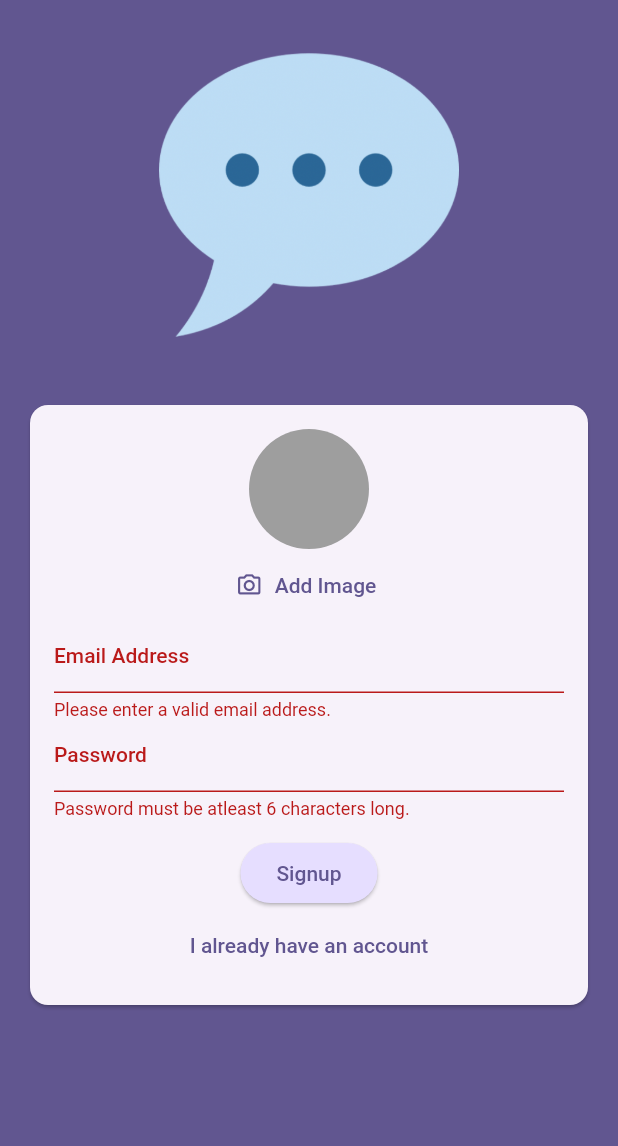
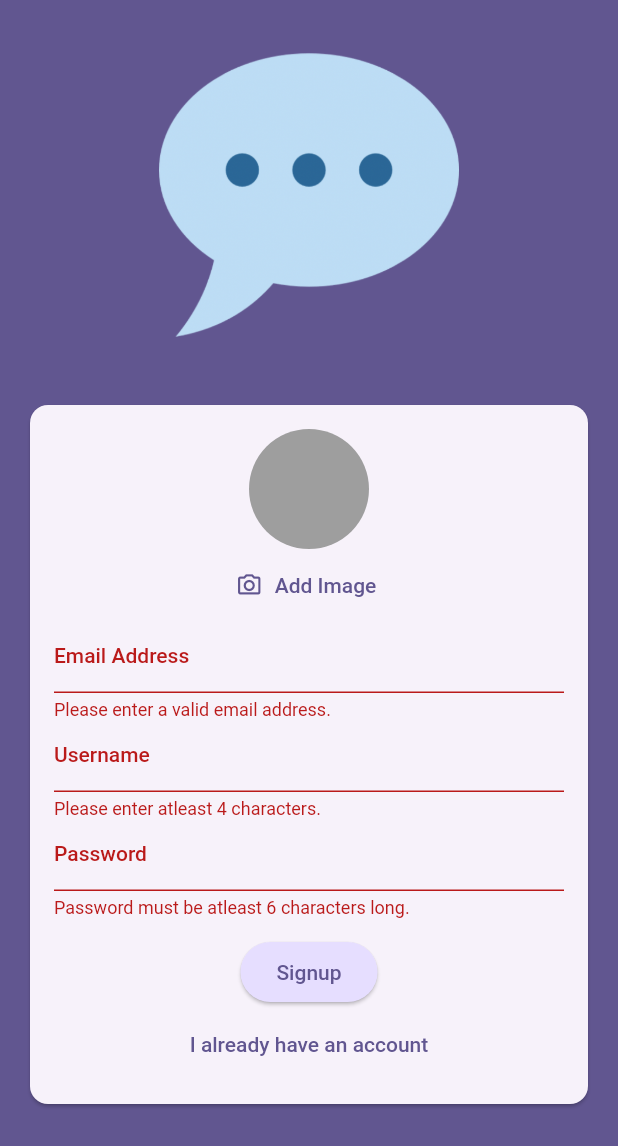
Before and after one commit to RishiKumar158/rishi_chat_ap, a Flutter app: the screen it shows after launch, after a tap on "Login", after a tap on "create an account", after a tap on "Signup", on a phone screen of 412 x 824 dp. Shown: the top 1146 px of the screen. Run offline on Flutter 3.47's test engine with Material 2 defaults, Android fonts, the phone set to English and light mode, and no system bars; our stand-ins replace cloud_firestore, firebase_auth, firebase_core, firebase_storage, image_picker; accounts and stored records are empty.

Commit message:
storing userdata in firestore with username

```diff
--- a/lib/screens/auth.dart
+++ b/lib/screens/auth.dart
@@ -1,8 +1,9 @@
 import 'dart:io';
 
-import 'package:firebase_storage/firebase_storage.dart';
 import 'package:flutter/material.dart';
 import 'package:firebase_auth/firebase_auth.dart';
+import 'package:firebase_storage/firebase_storage.dart';
+import 'package:cloud_firestore/cloud_firestore.dart';
 import 'package:rishi_chat_ap/widgets/user_image_picker.dart';
 
 final _firebase = FirebaseAuth.instance;
@@ -19,6 +20,7 @@
 class _AuthScreenState extends State<AuthScreen> {
   final _form = GlobalKey<FormState>();
   String _enteredEmail = '';
+  String _enteredUsername = '';
   String _enteredPassword = '';
   bool _isLogin = true;
   File? _selectedImage;
@@ -50,7 +52,14 @@
             .child('${userCredentials.user!.uid}.jpg');
         await storageRef.putFile(_selectedImage!);
         final imageUrl = await storageRef.getDownloadURL();
-        print(imageUrl);
+        await FirebaseFirestore.instance
+            .collection('users')
+            .doc(userCredentials.user!.uid)
+            .set({
+          'username': _enteredUsername,
+          'email': _enteredEmail,
+          'image_url': imageUrl,
+        });
       }
     } on FirebaseAuthException catch (error) {
       if (error.code == 'email-already-exists') {
@@ -120,6 +129,19 @@
                           },
                           onSaved: (value) => _enteredEmail = value!,
                         ),
+                        if (!_isLogin)
+                          TextFormField(
+                            decoration:
+                                const InputDecoration(labelText: 'Username'),
+                            enableSuggestions: false,
+                            validator: (value) {
+                              if (value == null || value.trim().length < 4) {
+                                return 'Please enter atleast 4 characters.';
+                              }
+                              return null;
+                            },
+                            onSaved: (value) => _enteredUsername = value!,
+                          ),
                         TextFormField(
                           decoration:
                               const InputDecoration(labelText: 'Password'),
--- a/pubspec.yaml
+++ b/pubspec.yaml
@@ -39,6 +39,7 @@
   firebase_auth: ^4.9.0
   firebase_storage: ^11.2.6
   image_picker: ^1.0.4
+  cloud_firestore: ^4.9.1
 
 dev_dependencies:
   flutter_test:
```
Also changed, not shown: pubspec.lock, 1 other file.
